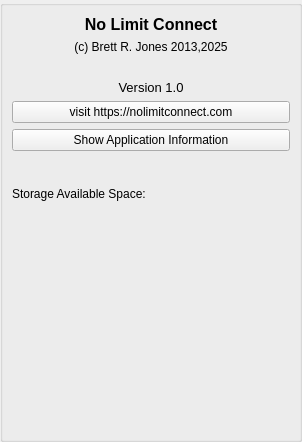
Old version of the form nolimitgui/CommonSrc/Forms/AppletAboutApp.ui in the repository nolimitconnect/NoLimitConnect.
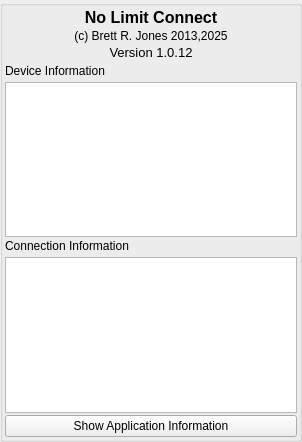
New version of the form. Custom widgets are drawn as their Qt base class.

Patch:
```diff
--- a/nolimitgui/CommonSrc/Forms/AppletAboutApp.ui
+++ b/nolimitgui/CommonSrc/Forms/AppletAboutApp.ui
@@ -31,10 +31,7 @@
   <property name="windowTitle">
    <string>About NoLimitConnect</string>
   </property>
-  <layout class="QVBoxLayout" name="verticalLayout">
-   <property name="spacing">
-    <number>0</number>
-   </property>
+  <layout class="QGridLayout" name="gridLayout">
    <property name="leftMargin">
     <number>0</number>
    </property>
@@ -47,7 +44,10 @@
    <property name="bottomMargin">
     <number>0</number>
    </property>
-   <item>
+   <property name="spacing">
+    <number>0</number>
+   </property>
+   <item row="0" column="0">
     <widget class="QGroupBox" name="StyledDlgItemsBox">
      <property name="sizePolicy">
       <sizepolicy hsizetype="Expanding" vsizetype="Expanding">
@@ -64,7 +64,22 @@
      <property name="title">
       <string/>
      </property>
-     <layout class="QVBoxLayout" name="verticalLayout_2">
+     <layout class="QVBoxLayout" name="verticalLayout_3">
+      <property name="spacing">
+       <number>2</number>
+      </property>
+      <property name="leftMargin">
+       <number>2</number>
+      </property>
+      <property name="topMargin">
+       <number>2</number>
+      </property>
+      <property name="rightMargin">
+       <number>2</number>
+      </property>
+      <property name="bottomMargin">
+       <number>2</number>
+      </property>
       <item>
        <widget class="QLabel" name="m_AppNameLabel">
         <property name="font">
@@ -82,7 +97,7 @@
        </widget>
       </item>
       <item>
-       <widget class="QLabel" name="labelCopywrite">
+       <widget class="QLabel" name="m_CopywriteLabel">
         <property name="text">
          <string>(c) Brett R. Jones 2013,2025</string>
         </property>
@@ -91,22 +106,6 @@
         </property>
        </widget>
       </item>
-      <item>
-       <spacer name="verticalSpacer_2">
-        <property name="orientation">
-         <enum>Qt::Orientation::Vertical</enum>
-        </property>
-        <property name="sizeType">
-         <enum>QSizePolicy::Policy::Fixed</enum>
-        </property>
-        <property name="sizeHint" stdset="0">
-         <size>
-          <width>20</width>
-          <height>20</height>
-         </size>
-        </property>
-       </spacer>
-      </item>
       <item>
        <widget class="QLabel" name="m_AppVersionLabel">
         <property name="font">
@@ -115,7 +114,7 @@
          </font>
         </property>
         <property name="text">
-         <string>Version 1.0</string>
+         <string>Version 1.0.12</string>
         </property>
         <property name="alignment">
          <set>Qt::AlignmentFlag::AlignCenter</set>
@@ -123,18 +122,34 @@
        </widget>
       </item>
       <item>
-       <widget class="QPushButton" name="gotoWebsiteButton">
-        <property name="sizePolicy">
-         <sizepolicy hsizetype="Minimum" vsizetype="Preferred">
-          <horstretch>0</horstretch>
-          <verstretch>0</verstretch>
-         </sizepolicy>
+       <widget class="WebsiteWidget" name="widget" native="true"/>
+      </item>
+      <item>
+       <widget class="QLabel" name="m_DeviceInfoLabel">
+        <property name="text">
+         <string>Device Information</string>
         </property>
+       </widget>
+      </item>
+      <item>
+       <widget class="ClipboardCopyWidget" name="m_CopyDeviceInfoToClipboard" native="true"/>
+      </item>
+      <item>
+       <widget class="QPlainTextEdit" name="m_DeviceInfoTextEdit"/>
+      </item>
+      <item>
+       <widget class="QLabel" name="m_ConnectionInfoLabel">
         <property name="text">
-         <string>visit https://nolimitconnect.com</string>
+         <string>Connection Information</string>
         </property>
        </widget>
       </item>
+      <item>
+       <widget class="ClipboardCopyWidget" name="m_CopyConnectionInfoToClipboard" native="true"/>
+      </item>
+      <item>
+       <widget class="QPlainTextEdit" name="m_ConnectionInfoTextEdit"/>
+      </item>
       <item>
        <widget class="QPushButton" name="m_ShowAppInfo">
         <property name="text">
@@ -142,134 +157,25 @@
         </property>
        </widget>
       </item>
-      <item>
-       <spacer name="verticalSpacer_3">
-        <property name="orientation">
-         <enum>Qt::Orientation::Vertical</enum>
-        </property>
-        <property name="sizeType">
-         <enum>QSizePolicy::Policy::Fixed</enum>
-        </property>
-        <property name="sizeHint" stdset="0">
-         <size>
-          <width>20</width>
-          <height>10</height>
-         </size>
-        </property>
-       </spacer>
-      </item>
-      <item>
-       <widget class="QLabel" name="m_NodeUrlLabel">
-        <property name="text">
-         <string notr="true"/>
-        </property>
-       </widget>
-      </item>
-      <item>
-       <layout class="QHBoxLayout" name="horizontalLayout">
-        <item>
-         <widget class="QLabel" name="label">
-          <property name="text">
-           <string>Storage Available Space:</string>
-          </property>
-         </widget>
-        </item>
-        <item>
-         <widget class="QLabel" name="m_AvailSpace">
-          <property name="sizePolicy">
-           <sizepolicy hsizetype="Expanding" vsizetype="Preferred">
-            <horstretch>0</horstretch>
-            <verstretch>0</verstretch>
-           </sizepolicy>
-          </property>
-          <property name="text">
-           <string/>
-          </property>
-         </widget>
-        </item>
-       </layout>
-      </item>
-      <item>
-       <widget class="QLabel" name="labelMeLine1">
-        <property name="text">
-         <string/>
-        </property>
-       </widget>
-      </item>
-      <item>
-       <widget class="QLabel" name="labelMeLine2">
-        <property name="text">
-         <string/>
-        </property>
-       </widget>
-      </item>
-      <item>
-       <widget class="QLabel" name="labelMeLine3">
-        <property name="text">
-         <string/>
-        </property>
-       </widget>
-      </item>
-      <item>
-       <widget class="QLabel" name="labelMeLine4">
-        <property name="text">
-         <string/>
-        </property>
-       </widget>
-      </item>
-      <item>
-       <widget class="QLabel" name="labelMeLine5">
-        <property name="text">
-         <string/>
-        </property>
-       </widget>
-      </item>
-      <item>
-       <widget class="QLabel" name="labelMeLine6">
-        <property name="text">
-         <string/>
-        </property>
-       </widget>
-      </item>
-      <item>
-       <widget class="QLabel" name="labelMeLine7">
-        <property name="text">
-         <string/>
-        </property>
-       </widget>
-      </item>
-      <item>
-       <widget class="QLabel" name="labelMeLine8">
-        <property name="text">
-         <string/>
-        </property>
-       </widget>
-      </item>
-      <item>
-       <widget class="QLabel" name="labelMeLine9">
-        <property name="text">
-         <string/>
-        </property>
-       </widget>
-      </item>
-      <item>
-       <spacer name="verticalSpacer">
-        <property name="orientation">
-         <enum>Qt::Orientation::Vertical</enum>
-        </property>
-        <property name="sizeHint" stdset="0">
-         <size>
-          <width>20</width>
-          <height>40</height>
-         </size>
-        </property>
-       </spacer>
-      </item>
      </layout>
     </widget>
    </item>
   </layout>
  </widget>
+ <customwidgets>
+  <customwidget>
+   <class>ClipboardCopyWidget</class>
+   <extends>QWidget</extends>
+   <header>ClipboardCopyWidget.h</header>
+   <container>1</container>
+  </customwidget>
+  <customwidget>
+   <class>WebsiteWidget</class>
+   <extends>QWidget</extends>
+   <header>WebsiteWidget.h</header>
+   <container>1</container>
+  </customwidget>
+ </customwidgets>
  <resources/>
  <connections/>
 </ui>
```
